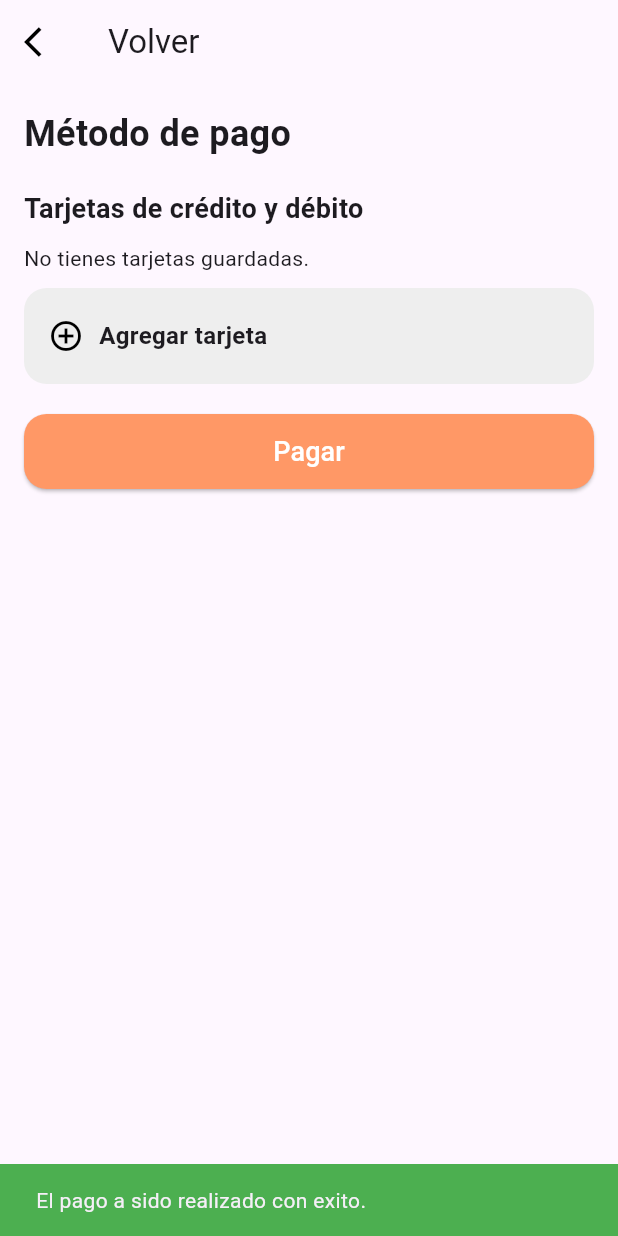
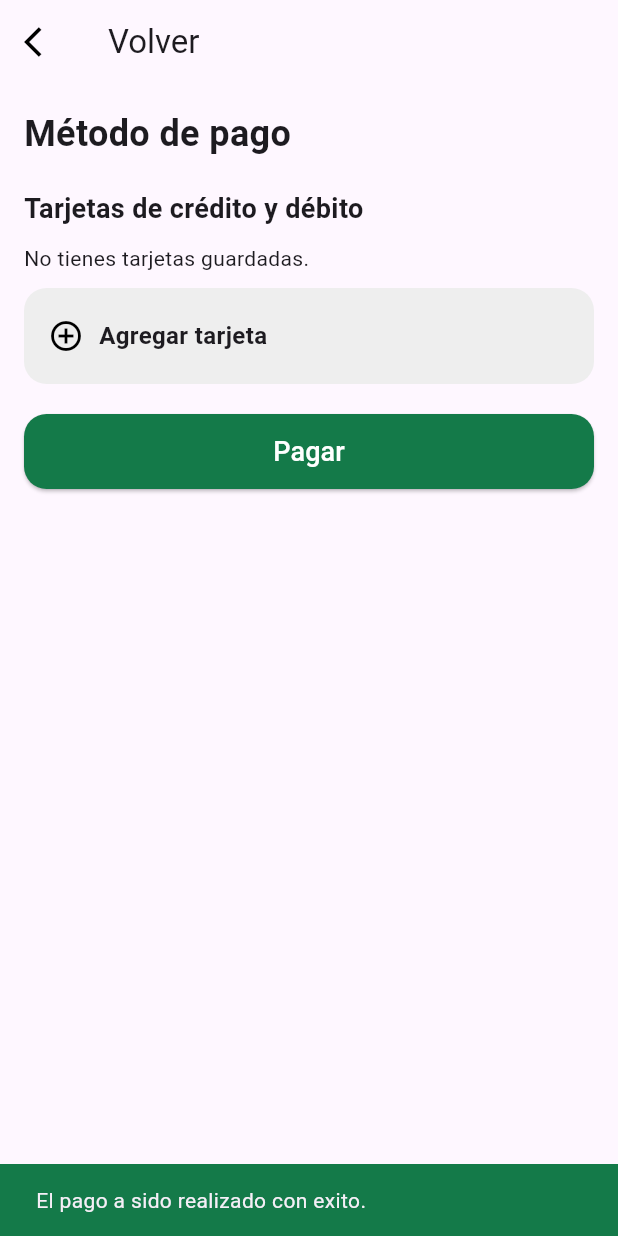
Before and after one commit to jdmc-unah/AppReservarCanchas, a Flutter app: the PaymentMethodsPage screen opened by its route, after a tap on "Pagar", on a phone screen of 412 x 824 dp. Run offline on Flutter 3.47's test engine with Material 3 defaults, Android fonts, the light colour scheme and no system bars; our stand-ins replace cloud_firestore, firebase_auth, firebase_core, flutter_rating_bar, get, get_storage and 2 more; accounts and stored records are empty.

Commit message:
Mejoras visuales

```diff
--- a/app_reservar_canchas/lib/vistas/pagina_inicio.dart
+++ b/app_reservar_canchas/lib/vistas/pagina_inicio.dart
@@ -134,7 +134,7 @@ class PaginaInicio extends StatelessWidget {
                         action: null,
                         content: Text(
                           'Los datos han sido actualizados',
-                          style: TextStyle(color: Colors.white),
+                          style: TextStyle(color: Colores.textoSecundario),
                         ),
                       ),
                     );
--- a/app_reservar_canchas/lib/vistas/vistas_metodo_pago/agregar_tarjeta.dart
+++ b/app_reservar_canchas/lib/vistas/vistas_metodo_pago/agregar_tarjeta.dart
@@ -42,7 +42,7 @@ class _AddCardPageState extends State<AddCardPage> {
     return Scaffold(
       appBar: AppBar(
         leading: IconButton(
-          icon: Icon(Icons.arrow_back_ios, color: Colors.black),
+          icon: Icon(Icons.arrow_back_ios, color: Colores.textoPrimario),
           onPressed: () => Navigator.pop(context),
         ),
         title: Text('Método de pago'),
--- a/app_reservar_canchas/lib/vistas/vistas_metodo_pago/pagina_pago.dart
+++ b/app_reservar_canchas/lib/vistas/vistas_metodo_pago/pagina_pago.dart
@@ -1,4 +1,5 @@
 import 'package:app_reservar_canchas/controladores/reservas_controlador.dart';
+import 'package:app_reservar_canchas/estilos/colores.dart';
 import 'package:app_reservar_canchas/modelos/cancha.dart';
 import 'package:flutter/material.dart';
 import 'package:get/get.dart';
@@ -19,7 +20,7 @@ class PaymentMethodsPage extends StatelessWidget {
   void _showSnackBar(
     BuildContext context,
     String message, {
-    Color color = Colors.black,
+    Color color = Colores.textoPrimario,
   }) {
     ScaffoldMessenger.of(context).showSnackBar(
       SnackBar(
@@ -35,13 +36,13 @@ class PaymentMethodsPage extends StatelessWidget {
       _showSnackBar(
         context,
         'Debe seleccionar una tarjeta.',
-        color: Colors.red,
+        color: Colores.error,
       );
     } else {
       _showSnackBar(
         context,
         'El pago a sido realizado con exito.',
-        color: Colors.green,
+        color: Colores.fondoPrimario,
       );
 
       final ReservasControlador reservasControlador =
@@ -100,13 +101,13 @@ class PaymentMethodsPage extends StatelessWidget {
         _showSnackBar(
           context,
           'Tarjeta eliminada con éxito!',
-          color: Colors.green,
+          color: Colores.fondoPrimario,
         );
       } catch (e) {
         _showSnackBar(
           context,
           'Error al eliminar la tarjeta: $e',
-          color: Colors.red,
+          color: Colores.error,
         );
       }
     }
@@ -117,7 +118,7 @@ class PaymentMethodsPage extends StatelessWidget {
     return Scaffold(
       appBar: AppBar(
         leading: IconButton(
-          icon: Icon(Icons.arrow_back_ios, color: Colors.black),
+          icon: Icon(Icons.arrow_back_ios, color: Colores.textoPrimario),
           onPressed: () {
             if (context.canPop()) {
               context.pop();
@@ -215,7 +216,7 @@ class PaymentMethodsPage extends StatelessWidget {
                                 child: IconButton(
                                   icon: const Icon(
                                     Icons.delete,
-                                    color: Colors.white,
+                                    color: Colores.textoSecundario,
                                   ),
                                   onPressed: () => _deleteCard(context, docId),
                                 ),
@@ -252,7 +253,7 @@ class PaymentMethodsPage extends StatelessWidget {
         ),
         child: const Row(
           children: [
-            Icon(Icons.add_circle_outline, color: Colors.black),
+            Icon(Icons.add_circle_outline, color: Colores.textoPrimario),
             SizedBox(width: 10),
             Text(
               'Agregar tarjeta',
@@ -270,7 +271,7 @@ class PaymentMethodsPage extends StatelessWidget {
       height: 50,
       child: ElevatedButton(
         style: ElevatedButton.styleFrom(
-          backgroundColor: const Color(0xFFFF9866),
+          backgroundColor: Colores.fondoPrimario,
           shape: RoundedRectangleBorder(
             borderRadius: BorderRadius.circular(15),
           ),
@@ -278,7 +279,7 @@ class PaymentMethodsPage extends StatelessWidget {
         onPressed: () => _handlePayment(context),
         child: const Text(
           'Pagar',
-          style: TextStyle(fontSize: 18, color: Colors.white),
+          style: TextStyle(fontSize: 18, color: Colores.textoSecundario),
         ),
       ),
     );
```
Also changed, not shown: app_reservar_canchas/lib/widgets/cancha_card.dart (+12 -8 lines).
